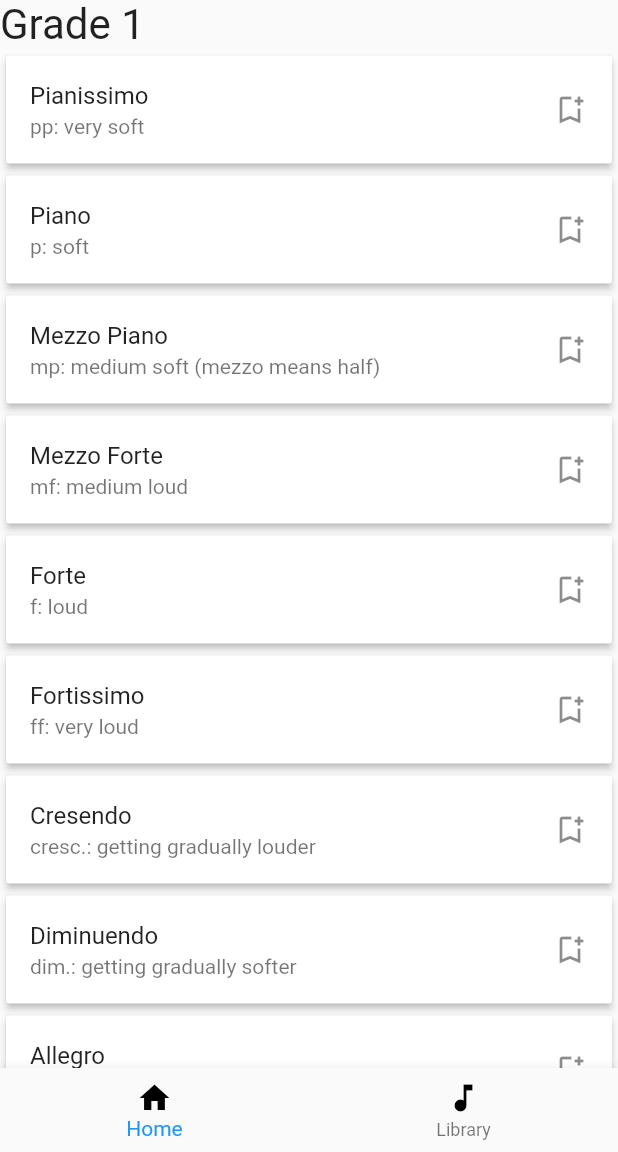
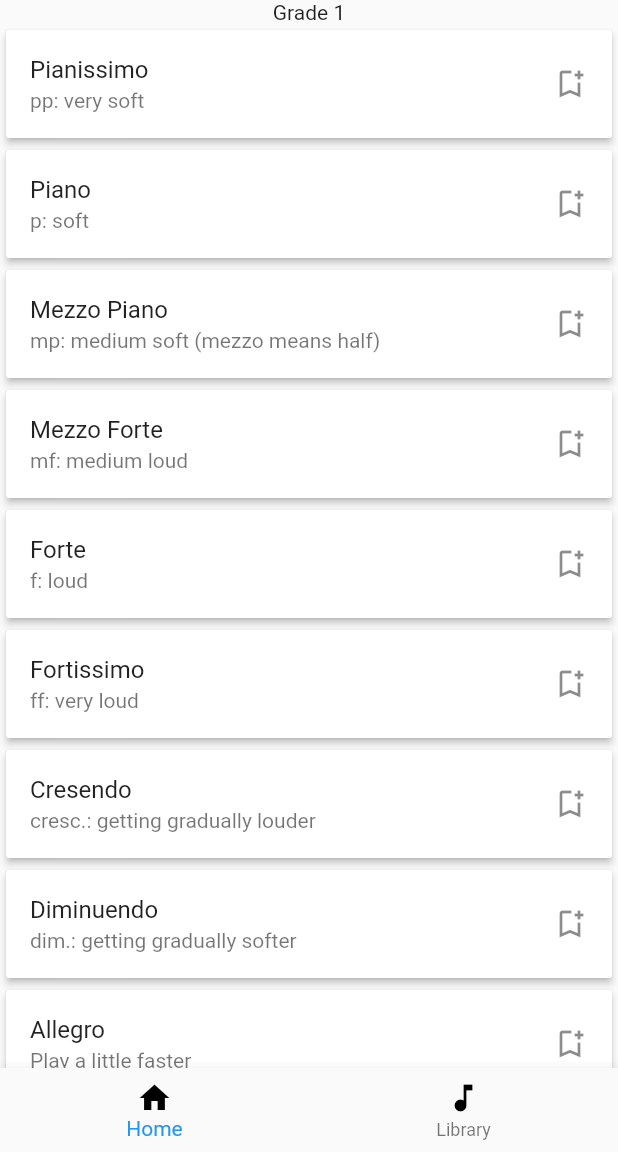
Before and after one commit to itcodehery/Flutter-CodeMaiden, a Flutter app: the screen it shows after launch, on a phone screen of 412 x 824 dp, the part 84-1236 px from its top. Run offline on Flutter 3.47's test engine with Material 2 defaults, Android fonts, the phone set to English and light mode, and no system bars.

Commit message:
Added more cards from Grade 3

```diff
--- a/musidict/lib/main.dart
+++ b/musidict/lib/main.dart
@@ -88,7 +88,8 @@ class _MyAppState extends State<MyApp> {
               children: <Widget>[
                 const Text(
                   "Grade 1",
-                  textScaleFactor: 2,
+                  textScaleFactor: 1,
+                  textAlign: TextAlign.center,
                 ),
                 createCard("Pianissimo", "pp: very soft"),
                 createCard("Piano", "p: soft"),
@@ -112,7 +113,8 @@ class _MyAppState extends State<MyApp> {
                 ),
                 const Text(
                   "Grade 2",
-                  textScaleFactor: 2,
+                  textScaleFactor: 1,
+                  textAlign: TextAlign.left,
                 ),
                 createCard(
                     "Tenuto", "ten.: slightly lengthen and sustain the note"),
@@ -120,7 +122,35 @@ class _MyAppState extends State<MyApp> {
                 createCard("Espressivo", "expressively"),
                 createCard("Gracioso", "gracefully"),
                 createCard("Molto", "very"),
-
+                createCard("8va", "Play music an octave higher"),
+                createCard("8vb", "Play music an octave lower"),
+                createCard("Adagio", "slow"),
+                createCard("Allegretto", "quite fast but slower than Allegro"),
+                createCard("Vivace", "fast and lively"),
+                const Divider(
+                  height: 12,
+                  thickness: 2,
+                ),
+                const Text(
+                  "Grade 3",
+                  textScaleFactor: 1,
+                  textAlign: TextAlign.left,
+                ),
+                createCard("Marcato", "marked/accented"),
+                createCard(
+                    "Semi-Staccato", "halfway between legato and staccato"),
+                createCard("Dolce", "sweetly"),
+                createCard("Leggiero", "Lightly"),
+                createCard("Marziale", "march-like"),
+                createCard("Tranquillo", "calmly"),
+                createCard("Vivo", "Lively"),
+                createCard("Al, Alla", "like"),
+                createCard("A tempo",
+                    "in time or at the spped that the piece started"),
+                createCard("Con", "with"),
+                createCard("da capo al Fine",
+                    "go back to the beginning and play until it says Fine"),
+                createCard("Mosso, Moto", "movement"),
                 // ListView.builder(
                 //   itemCount: dictionary.length,
                 //   itemBuilder: (context, index) {
```
